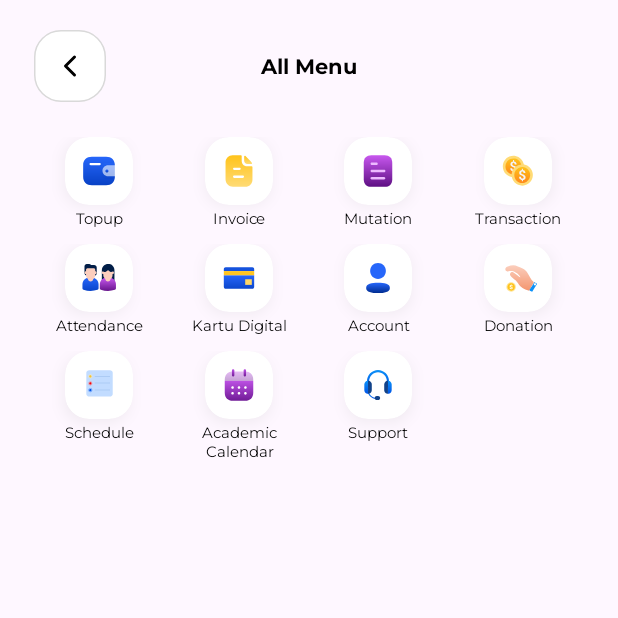
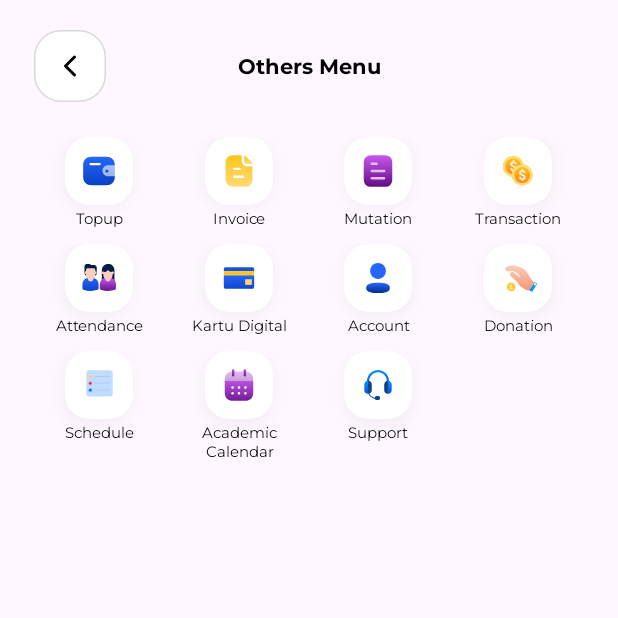
Before and after one commit to teknologikartuindonesia/kotlin-psp-mobile, an Android app: the MenuActivity screen opened directly, with no data from a screen before it, on a phone screen of 412 x 824 dp, the top half of it. Run offline under Robolectric (Android 15) with nearby library versions, the phone set to English and light mode, and no system bars; our stand-ins replace Dagger/Hilt's generated code.

```diff
--- a/app/src/main/java/id/co/pspmobile/ui/invoice/fragment/InvoiceFragment.kt
+++ b/app/src/main/java/id/co/pspmobile/ui/invoice/fragment/InvoiceFragment.kt
@@ -115,9 +115,12 @@ class InvoiceFragment() : Fragment() {
         override fun onReceive(context: Context, intent: Intent) {
             // Get extra data included in the Intent
             val reload = intent.getStringExtra("reload")
+            Log.d("receiver", "Got message: $reload")
             if (reload == "reload") {
                 invoiceAdapter.clear()
-                viewModel.getUnpaidInvoice(page)
+                invoiceAdapter.notifyDataSetChanged()
+                viewModel.getUnpaidInvoice(0)
+                page = 0
             }
         }
     }
--- a/app/src/main/res/layout/activity_login.xml
+++ b/app/src/main/res/layout/activity_login.xml
@@ -137,6 +137,7 @@
                     <LinearLayout
                         android:layout_width="match_parent"
                         android:layout_height="wrap_content"
+                        android:layout_marginVertical="4dp"
                         android:gravity="end">
 
                         <androidx.appcompat.widget.AppCompatButton
@@ -146,7 +147,7 @@
                             android:backgroundTint="@color/transparent"
                             android:fontFamily="@font/montserrat_bold"
                             android:text="@string/forgot_password"
-                            android:textColor="@color/subtitle"
+                            android:textColor="@color/primary"
                             android:textSize="11dp"
                             android:textStyle="bold" />
                     </LinearLayout>
--- a/app/src/main/res/layout/activity_menu.xml
+++ b/app/src/main/res/layout/activity_menu.xml
@@ -27,7 +27,7 @@
             android:layout_weight="1"
             android:fontFamily="@font/montserrat_bold"
             android:gravity="center"
-            android:text="@string/all_menu"
+            android:text="@string/others_menu"
             android:textColor="@color/black"
             android:textStyle="bold" />
 
--- a/app/src/main/res/layout/dialog_cs.xml
+++ b/app/src/main/res/layout/dialog_cs.xml
@@ -79,7 +79,7 @@
             android:layout_marginStart="5dp"
             android:background="@drawable/bg_button_blue"
             android:fontFamily="@font/montserrat_bold"
-            android:text="@string/yes"
+            android:text="@string/send"
             android:textSize="14dp" />
     </LinearLayout>
 </LinearLayout>
--- a/app/src/main/res/layout/fragment_home.xml
+++ b/app/src/main/res/layout/fragment_home.xml
@@ -49,6 +49,7 @@
                             android:layout_width="wrap_content"
                             android:orientation="horizontal"
                             android:layout_gravity="center"
+                            android:visibility="gone"
                             android:layout_height="wrap_content">
                             <TextView
                                 android:layout_width="match_parent"
--- a/app/src/main/res/values/strings.xml
+++ b/app/src/main/res/values/strings.xml
@@ -122,12 +122,12 @@
     <string name="detail_transaction">Detail Transaction</string>
     <string name="mutation">Mutation</string>
     <string name="invoice">Invoice</string>
-    <string name="more">More</string>
+    <string name="more">Others</string>
     <string name="unanswered">Kendala anda belum terjawab silahkan hubungi kami</string>
     <string name="help_center">Pusat Bantuan</string>
     <string name="explore_help_topics">Jelajahi topik bantuan</string>
     <string name="contact_us">Hubungi Kami</string>
-    <string name="all_menu">All Menu</string>
+    <string name="all_menu">Others Menu</string>
     <string name="name">Name</string>
     <string name="NIS">NIS</string>
     <string name="invoice_date">Invoice Date</string>
@@ -225,4 +225,5 @@
     <string name="edit">Edit</string>
     <string name="donation_is_empty">Amount of donation cant empty</string>
     <string name="donation_minimum">Minimum amount Rp 10</string>
+    <string name="others_menu">Others Menu</string>
 </resources>
```
Also changed, not shown: app/src/main/java/id/co/pspmobile/ui/invoice/InvoicePaymentActivity.kt (+4 -8 lines), app/src/main/java/id/co/pspmobile/ui/invoice/fragment/InvoiceAdapter.kt (+3 -5 lines), 2 other files.
